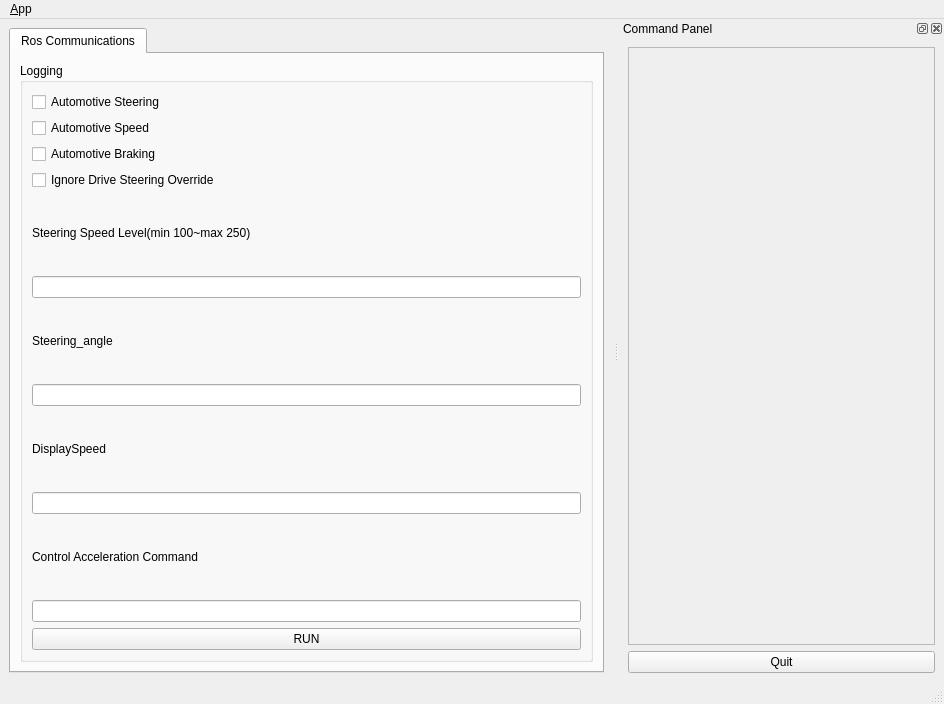
The window that src/keti_controller_widget/ui/main_window.ui (yunjeongkim/keti_ws) describes before a commit, drawn with Qt 5.
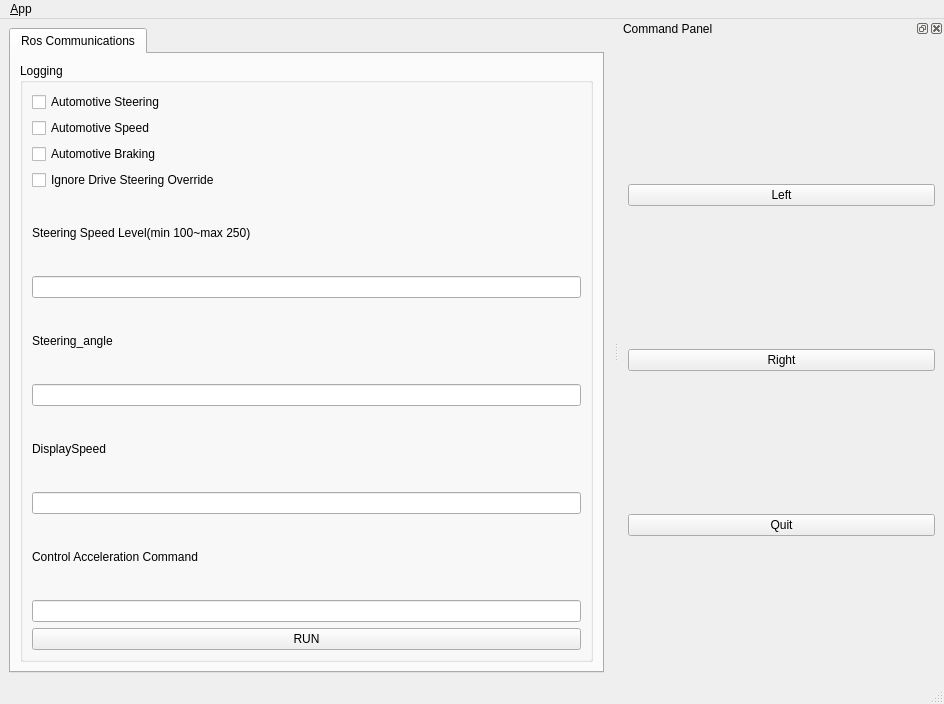
The same window after the commit. Icons and pictures are not drawn.

```diff
--- a/src/keti_controller_widget/ui/main_window.ui
+++ b/src/keti_controller_widget/ui/main_window.ui
@@ -185,34 +185,17 @@
    <widget class="QWidget" name="dockWidgetContents_2">
     <layout class="QVBoxLayout" name="verticalLayout">
      <item>
-      <widget class="QFrame" name="frame">
-       <property name="sizePolicy">
-        <sizepolicy hsizetype="Minimum" vsizetype="Preferred">
-         <horstretch>0</horstretch>
-         <verstretch>0</verstretch>
-        </sizepolicy>
+      <widget class="QPushButton" name="pushButton_left">
+       <property name="text">
+        <string>Left</string>
        </property>
-       <property name="frameShape">
-        <enum>QFrame::StyledPanel</enum>
+      </widget>
+     </item>
+     <item>
+      <widget class="QPushButton" name="pushButton_right">
+       <property name="text">
+        <string>Right</string>
        </property>
-       <property name="frameShadow">
-        <enum>QFrame::Raised</enum>
-       </property>
-       <layout class="QVBoxLayout" name="verticalLayout_3">
-        <item>
-         <spacer name="verticalSpacer_3">
-          <property name="orientation">
-           <enum>Qt::Vertical</enum>
-          </property>
-          <property name="sizeHint" stdset="0">
-           <size>
-            <width>20</width>
-            <height>233</height>
-           </size>
-          </property>
-         </spacer>
-        </item>
-       </layout>
       </widget>
      </item>
      <item>
```
